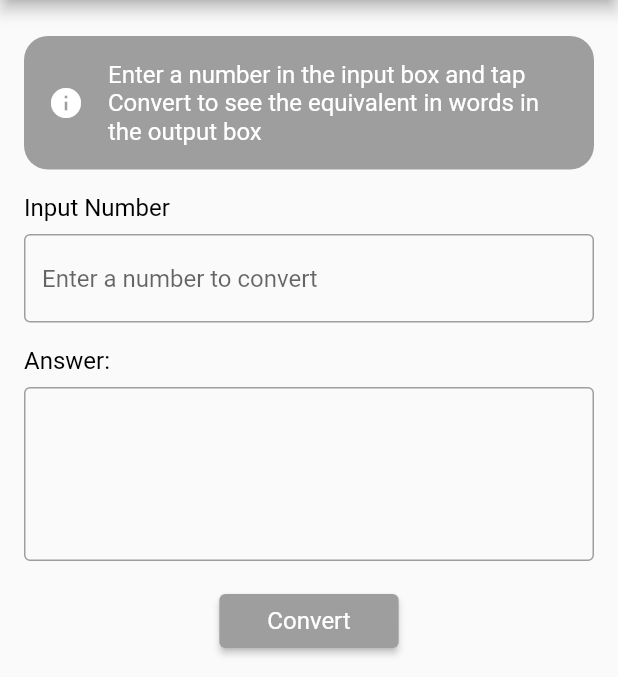
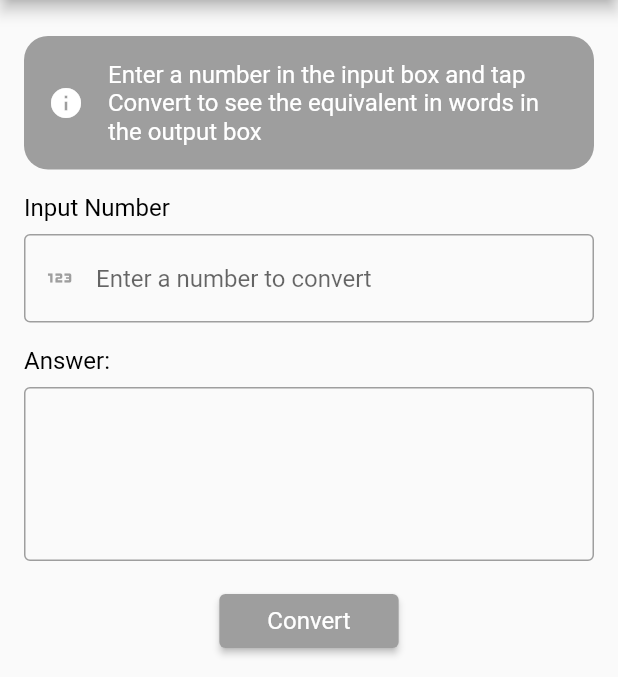
Before and after one commit to zharfan104/number_converter_app, a Flutter app: the screen it shows after launch, on a phone screen of 412 x 824 dp, the part 84-761 px from its top. Run offline on Flutter 3.47's test engine with Material 2 defaults, Android fonts, the phone set to English and light mode, and no system bars; our stand-ins replace equatable, flutter_bloc.

Commit message:
Add prefixIcon to input field

```diff
--- a/lib/common/widgets/custom_text_field.dart
+++ b/lib/common/widgets/custom_text_field.dart
@@ -11,6 +11,7 @@ class CustomTextField extends StatefulWidget {
   const CustomTextField({
     super.key,
     required this.labelText,
+    this.prefixIcon,
     this.errorMessage,
     this.onChanged,
     this.keyboardType,
@@ -22,6 +23,7 @@ class CustomTextField extends StatefulWidget {
   });
 
   final String labelText;
+  final Widget? prefixIcon;
   final String? errorMessage;
   final void Function(String)? onChanged;
   final TextInputType? keyboardType;
@@ -106,6 +108,7 @@ class _CustomTextFieldState extends State<CustomTextField> {
           readOnly: widget.readOnly,
           maxLines: widget.maxLines,
           decoration: InputDecoration(
+            prefixIcon: widget.prefixIcon,
             suffixIcon: hasErrorMessage
                 ? GestureDetector(
                     onTap: _toggleErrorTooltip,
--- a/lib/modules/number_converter/pages/widgets/number_to_words_converter_body.dart
+++ b/lib/modules/number_converter/pages/widgets/number_to_words_converter_body.dart
@@ -1,6 +1,7 @@
 import 'package:flutter/material.dart';
 import 'package:flutter_bloc/flutter_bloc.dart';
 
+import '../../../../common/ui/app_colors.dart';
 import '../../../../common/ui/size_constants.dart';
 import '../../../../common/utils/decimal_input_formatter.dart';
 import '../../../../common/widgets/custom_text_field.dart';
@@ -31,6 +32,10 @@ class NumberToWordsConverterBody extends StatelessWidget {
               builder: (context, state) {
                 return CustomTextField(
                   labelText: 'Input Number',
+                  prefixIcon: Icon(
+                    Icons.onetwothree,
+                    color: state.errorMessage != null ? AppColors.lightRed : AppColors.lightGrey,
+                  ),
                   onChanged: context.read<NumberToWordsConverterCubit>().updateInputNumber,
                   errorMessage: state.errorMessage,
                   keyboardType: TextInputType.number,
```
Also changed, not shown: 1 other file.
